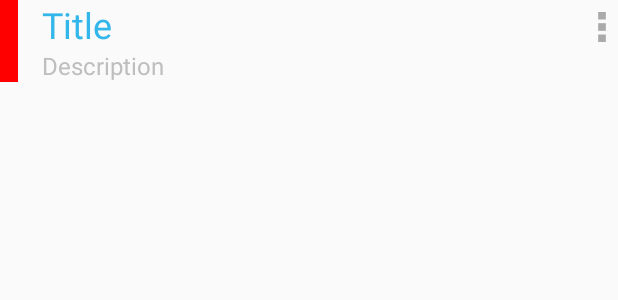
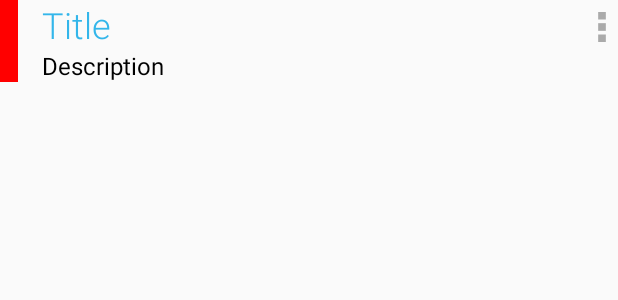
Before and after one commit to ehsanmasdar/Geofence, an Android app: the layout card_play.xml on its own in the app's theme, with its tools: preview values and no code run, on a phone screen of 412 x 824 dp. Shown: the top 300 px of the screen. Run offline under Robolectric (Android 15) with nearby library versions, the phone set to English and light mode, and no system bars.

Commit message:
Layout updates!

```diff
--- a/Geofence/src/main/java/com/asdar/geofence/HomeFragment.java
+++ b/Geofence/src/main/java/com/asdar/geofence/HomeFragment.java
@@ -51,7 +51,7 @@ public class HomeFragment extends Fragment {
                     description += (action.listText()  + "\n");
                     drawableicons.add(action.getIcon());
                 }
-                cardView.addCard(new MyPlayCard(title,description,"#FF8C00",getResources().getString(R.color.android_primary_text_light),false,false,drawableicons,getActivity()));
+                cardView.addCard(new MyPlayCard(title,description,"#FF8C00","#bebebe",false,false,drawableicons,getActivity()));
             }
             cardView.refresh();
 	}
--- a/Geofence/src/main/java/com/asdar/geofence/MyPlayCard.java
+++ b/Geofence/src/main/java/com/asdar/geofence/MyPlayCard.java
@@ -43,6 +43,7 @@ public class MyPlayCard extends RecyclableCard {
         LinearLayout titlelayout = (LinearLayout)convertView.findViewById(R.id.titleLayout);
         for (Integer i : icons){
             ImageView img = new ImageView(context);
+         //   img.setBaseline(R.id.title);
             img.setVisibility(View.VISIBLE);
             img.setImageResource(i);
             titlelayout.addView(img);
--- a/Geofence/src/main/res/layout/card_play.xml
+++ b/Geofence/src/main/res/layout/card_play.xml
@@ -37,7 +37,9 @@
                 <TextView
                     android:id="@+id/title"
                     android:layout_width="wrap_content"
+                    android:paddingRight="5dp"
                     android:layout_height="wrap_content"
+                    android:fontFamily="sans-serif-light"
                     android:layout_marginLeft="8dip"
                     android:text="@string/title"
                     android:textColor="#33B6EA"
@@ -54,7 +56,7 @@
                 android:layout_marginLeft="8dip"
                 android:layout_marginRight="48dip"
                 android:ellipsize="end"
-                android:textColor="#bebebe"
+                android:textColor="#000000"
                 android:maxLines="3"
                 android:text="@string/desc"
                 android:textSize="16sp" />
```
